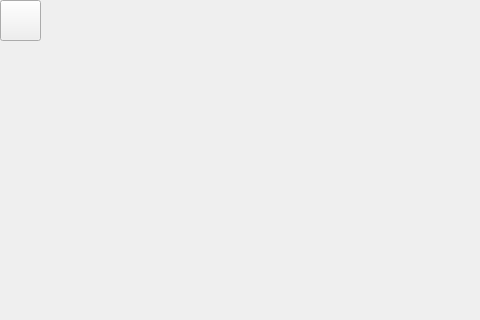
This is mainform.ui in rutraq/Messanger as Qt 5 draws it before an edit; both pictures show x 0 to 480 and y 0 to 320 of the 1114 by 863 pixel window. The edited form follows.
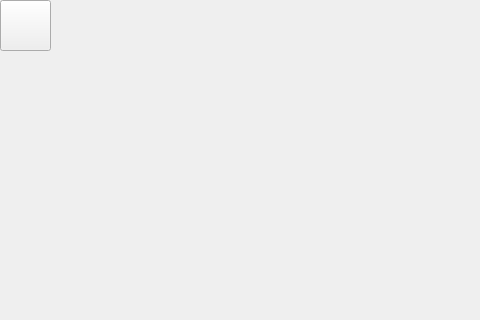
This is the edited form. Icons and pictures are not drawn.

Commit message: icons for main form

Diff of the .ui file:
```diff
--- a/mainform.ui
+++ b/mainform.ui
@@ -105,8 +105,8 @@
     <rect>
      <x>0</x>
      <y>0</y>
-     <width>41</width>
-     <height>41</height>
+     <width>51</width>
+     <height>51</height>
     </rect>
    </property>
    <property name="styleSheet">
```
Left out of the diff: 2 changed lines with no effect on the pictures. The commit also changes 4 other files.
